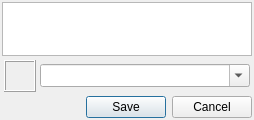
Above: src/plugins/activity/activityselect.ui from xnamed/vacuum-im before the change. Below: the same form after it.
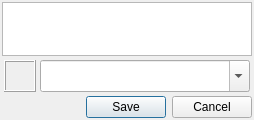
That is the form after the change.

Patch:
```diff
--- a/src/plugins/activity/activityselect.ui
+++ b/src/plugins/activity/activityselect.ui
@@ -165,7 +165,7 @@
        <item>
         <widget class="QComboBox" name="cmbText">
          <property name="sizePolicy">
-          <sizepolicy hsizetype="MinimumExpanding" vsizetype="Maximum">
+          <sizepolicy hsizetype="MinimumExpanding" vsizetype="Preferred">
            <horstretch>0</horstretch>
            <verstretch>0</verstretch>
           </sizepolicy>
```
Left out of the diff: 2 changed lines with no effect on the pictures.
